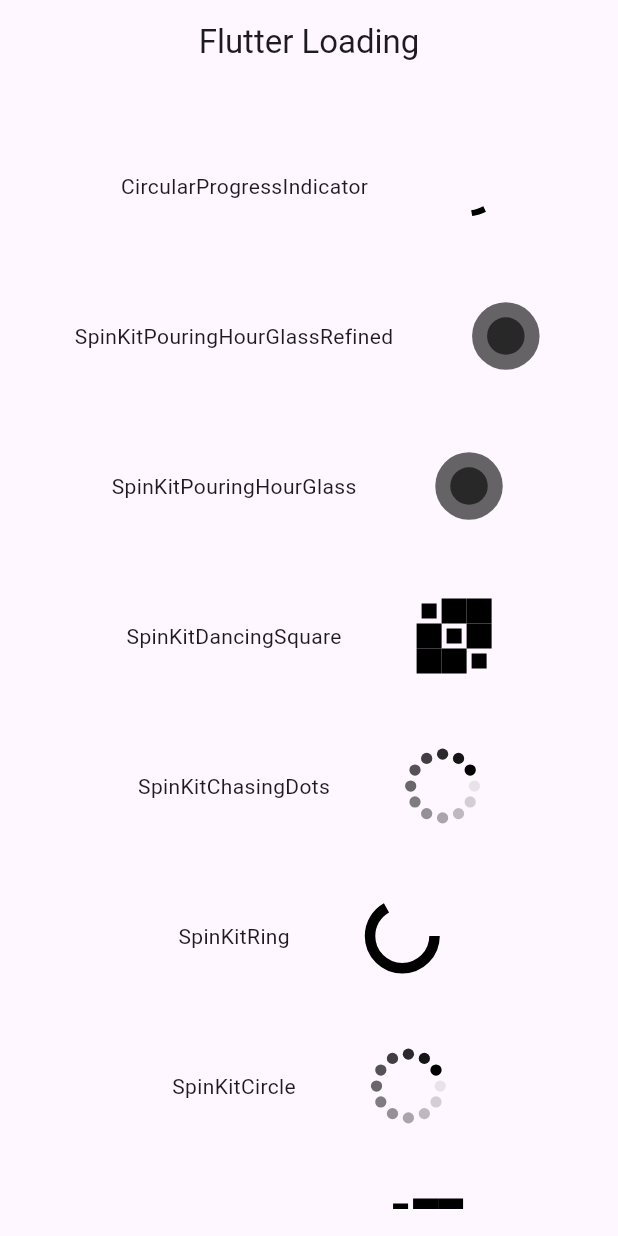
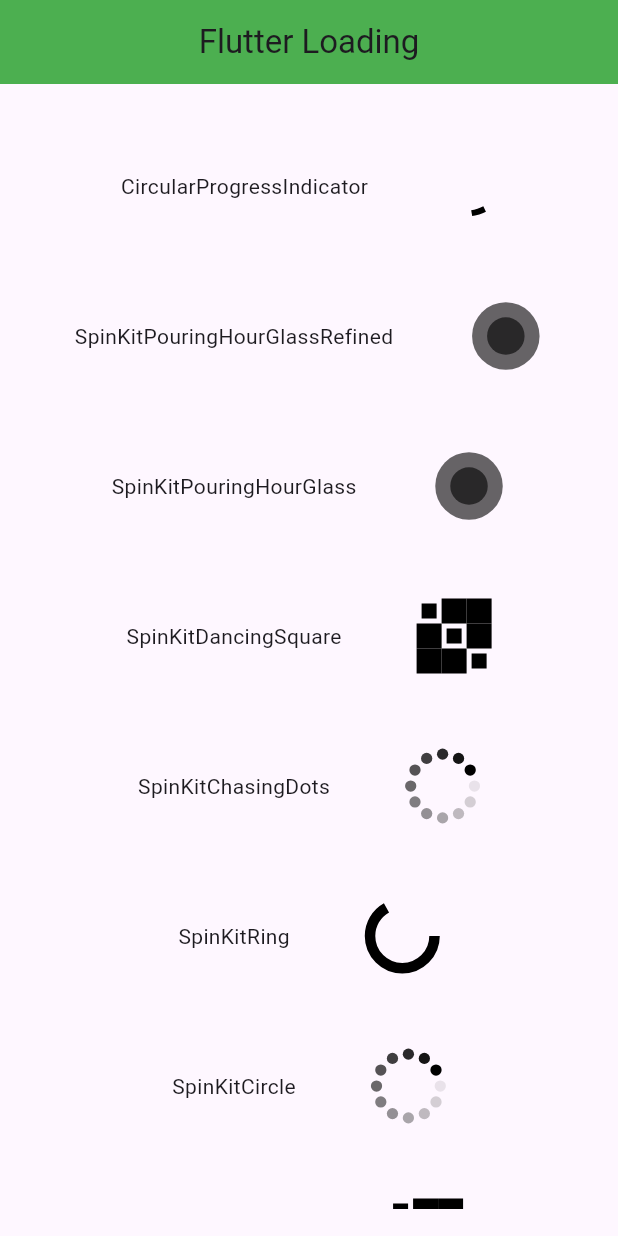
Before and after one commit to bishoyabdmariam/youtube_channel_tutorial, a Flutter app: the screen it shows after launch, on a phone screen of 412 x 824 dp. Run offline on Flutter 3.47's test engine with Material 3 defaults, Android fonts, the phone set to English and light mode, and no system bars; our stand-ins replace flutter_spinkit, google_generative_ai.

Commit message:
some factoring and video 2 done

```diff
--- a/lib/flutter_loading/flutter loading.dart
+++ b/lib/flutter_loading/flutter loading.dart
@@ -14,6 +14,7 @@
     return Scaffold(
       appBar: AppBar(
         centerTitle: true,
+        backgroundColor: Colors.green,
         title: const Text(
           " Flutter Loading ",
         ),
@@ -25,44 +26,120 @@
             mainAxisAlignment: MainAxisAlignment.center,
             crossAxisAlignment: CrossAxisAlignment.center,
             children: [
-              _buildLoadingSpinner('CircularProgressIndicator',
-                  const CircularProgressIndicator(color: Colors.black)),
-              _buildLoadingSpinner('SpinKitPouringHourGlassRefined',
-                  const SpinKitPouringHourGlassRefined(color: Colors.black)),
-              _buildLoadingSpinner('SpinKitPouringHourGlass',
-                  const SpinKitPouringHourGlass(color: Colors.black)),
-              _buildLoadingSpinner('SpinKitDancingSquare',
-                  const SpinKitDancingSquare(color: Colors.black)),
-              _buildLoadingSpinner('SpinKitChasingDots',
-                  const SpinKitChasingDots(color: Colors.black)),
               _buildLoadingSpinner(
-                  'SpinKitRing', const SpinKitRing(color: Colors.black)),
+                'CircularProgressIndicator',
+                const CircularProgressIndicator(
+                  color: Colors.black,
+                ),
+              ),
               _buildLoadingSpinner(
-                  'SpinKitCircle', const SpinKitCircle(color: Colors.black)),
-              _buildLoadingSpinner('SpinKitCubeGrid',
-                  const SpinKitCubeGrid(color: Colors.black)),
-              _buildLoadingSpinner('SpinKitDoubleBounce',
-                  const SpinKitDoubleBounce(color: Colors.black)),
-              _buildLoadingSpinner('SpinKitDualRing',
-                  const SpinKitDualRing(color: Colors.black)),
-              _buildLoadingSpinner('SpinKitFadingCircle',
-                  const SpinKitFadingCircle(color: Colors.black)),
-              _buildLoadingSpinner('SpinKitFadingCube',
-                  const SpinKitFadingCube(color: Colors.black)),
-              _buildLoadingSpinner('SpinKitFadingFour',
-                  const SpinKitFadingFour(color: Colors.black)),
-              _buildLoadingSpinner('SpinKitHourGlass',
-                  const SpinKitHourGlass(color: Colors.black)),
+                'SpinKitPouringHourGlassRefined',
+                const SpinKitPouringHourGlassRefined(
+                  color: Colors.black,
+                ),
+              ),
               _buildLoadingSpinner(
-                  'SpinKitPulse', const SpinKitPulse(color: Colors.black)),
-              _buildLoadingSpinner('SpinKitPianoWave',
-                  const SpinKitPianoWave(color: Colors.black)),
+                'SpinKitPouringHourGlass',
+                const SpinKitPouringHourGlass(
+                  color: Colors.black,
+                ),
+              ),
               _buildLoadingSpinner(
-                  'SpinKitRipple', const SpinKitRipple(color: Colors.black)),
-              _buildLoadingSpinner('SpinKitSpinningLines',
-                  const SpinKitSpinningLines(color: Colors.black)),
+                'SpinKitDancingSquare',
+                const SpinKitDancingSquare(
+                  color: Colors.black,
+                ),
+              ),
               _buildLoadingSpinner(
-                  'SpinKitWave', const SpinKitWave(color: Colors.black)),
+                'SpinKitChasingDots',
+                const SpinKitChasingDots(
+                  color: Colors.black,
+                ),
+              ),
+              _buildLoadingSpinner(
+                'SpinKitRing',
+                const SpinKitRing(
+                  color: Colors.black,
+                ),
+              ),
+              _buildLoadingSpinner(
+                'SpinKitCircle',
+                const SpinKitCircle(
+                  color: Colors.black,
+                ),
+              ),
+              _buildLoadingSpinner(
+                'SpinKitCubeGrid',
+                const SpinKitCubeGrid(
+                  color: Colors.black,
+                ),
+              ),
+              _buildLoadingSpinner(
+                'SpinKitDoubleBounce',
+                const SpinKitDoubleBounce(
+                  color: Colors.black,
+                ),
+              ),
+              _buildLoadingSpinner(
+                'SpinKitDualRing',
+                const SpinKitDualRing(
+                  color: Colors.black,
+                ),
+              ),
+              _buildLoadingSpinner(
+                'SpinKitFadingCircle',
+                const SpinKitFadingCircle(
+                  color: Colors.black,
+                ),
+              ),
+              _buildLoadingSpinner(
+                'SpinKitFadingCube',
+                const SpinKitFadingCube(
+                  color: Colors.black,
+                ),
+              ),
+              _buildLoadingSpinner(
+                'SpinKitFadingFour',
+                const SpinKitFadingFour(
+                  color: Colors.black,
+                ),
+              ),
+              _buildLoadingSpinner(
+                'SpinKitHourGlass',
+                const SpinKitHourGlass(
+                  color: Colors.black,
+                ),
+              ),
+              _buildLoadingSpinner(
+                'SpinKitPulse',
+                const SpinKitPulse(
+                  color: Colors.black,
+                ),
+              ),
+              _buildLoadingSpinner(
+                'SpinKitPianoWave',
+                const SpinKitPianoWave(
+                  color: Colors.black,
+                ),
+              ),
+              _buildLoadingSpinner(
+                'SpinKitRipple',
+                const SpinKitRipple(
+                  color: Colors.black,
+                ),
+              ),
+              _buildLoadingSpinner(
+                'SpinKitSpinningLines',
+                const SpinKitSpinningLines(
+                  color: Colors.black,
+                ),
+              ),
+              _buildLoadingSpinner(
+                'SpinKitWave',
+                const SpinKitWave(
+                  color: Colors.black,
+                ),
+              ),
             ],
           ),
         ),
--- a/lib/main.dart
+++ b/lib/main.dart
@@ -1,6 +1,4 @@
-import 'package:flutter/gestures.dart';
 import 'package:flutter/material.dart';
-import 'flutter_3_19/multi_scroll.dart';
 import 'flutter_loading/flutter loading.dart';
 
 void main() {
@@ -17,13 +15,6 @@
   }
 }
 
-class MyCustomScrollBehavior extends MaterialScrollBehavior {
-  // Override behavior methods and getters like multitouchDragStrategy
-  @override
-  MultitouchDragStrategy get multitouchDragStrategy =>
-      MultitouchDragStrategy.sumAllPointers;
-}
-
 class MultiScroll extends StatefulWidget {
   const MultiScroll({super.key});
 
@@ -34,9 +25,9 @@
 class _MultiScrollState extends State<MultiScroll> {
   @override
   Widget build(BuildContext context) {
-    return MaterialApp(
-      scrollBehavior: MyCustomScrollBehavior(),
-      home: const FlutterLoading(),
+    return const MaterialApp(
+      debugShowCheckedModeBanner: false,
+      home: FlutterLoading(),
     );
   }
 }
```
